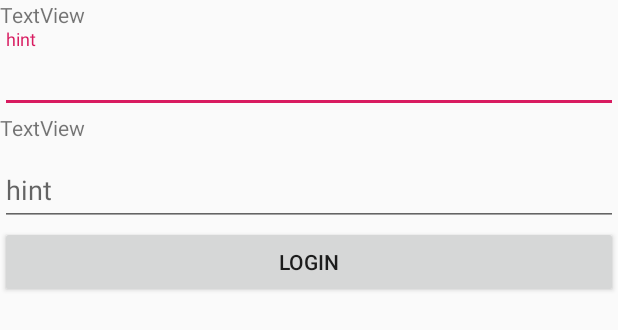
After one commit to LeonardoFFranco/FortApp, an Android app: the layout login_layout_prueba.xml on its own in the app's theme, with its tools: preview values and no code run, on a phone screen of 412 x 824 dp. The commit adds this screen. Shown: the top 330 px of the screen. Run offline under Robolectric (Android 15) with nearby library versions, the phone set to English and light mode, and no system bars.

Commit message:
login prueba

```diff
--- a/app/build.gradle
+++ b/app/build.gradle
@@ -27,4 +27,5 @@ dependencies {
     testImplementation 'junit:junit:4.12'
     androidTestImplementation 'androidx.test.ext:junit:1.1.0'
     androidTestImplementation 'androidx.test.espresso:espresso-core:3.1.1'
+    implementation 'com.google.android.material:material:1.0.0'
 }
--- a/app/src/main/res/layout/activity_map.xml
+++ b/app/src/main/res/layout/activity_map.xml
@@ -15,5 +15,6 @@
         android:id="@+id/imageView2"
         android:layout_width="wrap_content"
         android:layout_height="wrap_content"
-        app:srcCompat="@drawable/fornite2"/>
+        app:srcCompat="@drawable/fornite2"
+        android:contentDescription="TODO" />
 </LinearLayout>
--- /dev/null
+++ b/app/src/main/res/layout/login_layout_prueba.xml
@@ -0,0 +1,44 @@
+<?xml version="1.0" encoding="utf-8"?>
+<LinearLayout xmlns:android="http://schemas.android.com/apk/res/android"
+    android:orientation="vertical" android:layout_width="match_parent"
+    android:layout_height="match_parent">
+
+    <TextView
+        android:id="@+id/textView"
+        android:layout_width="match_parent"
+        android:layout_height="wrap_content"
+        android:text="TextView" />
+
+    <com.google.android.material.textfield.TextInputLayout
+        android:layout_width="match_parent"
+        android:layout_height="wrap_content">
+
+        <com.google.android.material.textfield.TextInputEditText
+            android:layout_width="match_parent"
+            android:layout_height="wrap_content"
+            android:hint="hint" />
+    </com.google.android.material.textfield.TextInputLayout>
+
+    <TextView
+        android:id="@+id/textView4"
+        android:layout_width="match_parent"
+        android:layout_height="wrap_content"
+        android:text="TextView" />
+
+    <com.google.android.material.textfield.TextInputLayout
+        android:layout_width="match_parent"
+        android:layout_height="wrap_content">
+
+        <com.google.android.material.textfield.TextInputEditText
+            android:layout_width="match_parent"
+            android:layout_height="wrap_content"
+            android:hint="hint" />
+
+    </com.google.android.material.textfield.TextInputLayout>
+
+    <Button
+        android:id="@+id/button4"
+        android:layout_width="match_parent"
+        android:layout_height="wrap_content"
+        android:text="Login" />
+</LinearLayout>
```
